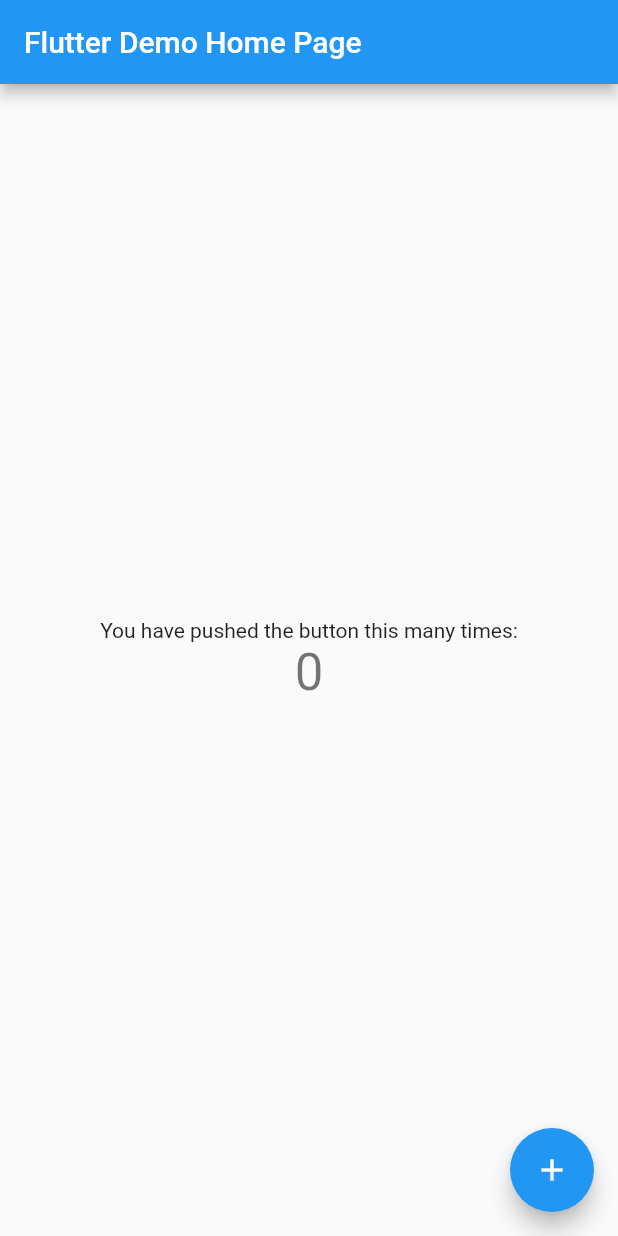
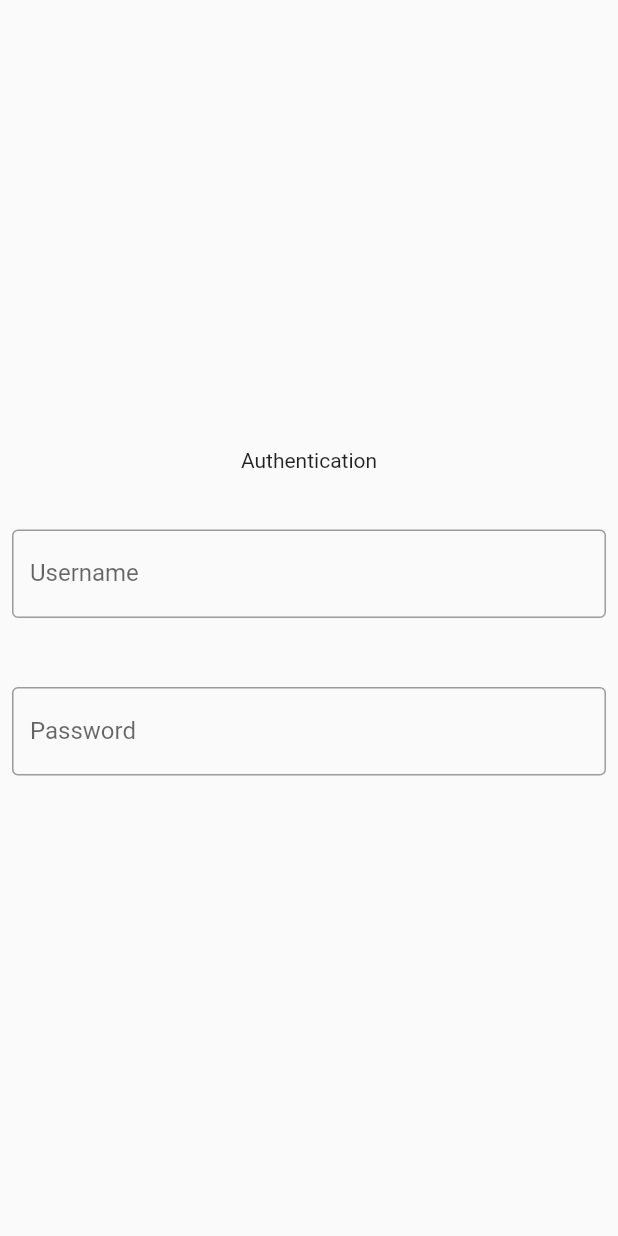
Before and after one commit to diackbuaer/laravel-api-blog, a Flutter app: the screen it shows after launch, on a phone screen of 412 x 824 dp. Run offline on Flutter 3.47's test engine with Material 2 defaults, Android fonts, the phone set to English and light mode, and no system bars.

Commit message:
login page

```diff
--- a/lib/main.dart
+++ b/lib/main.dart
@@ -1,3 +1,4 @@
+import 'package:api_news/views/login_page.dart';
 import 'package:flutter/material.dart';
 
 void main() {
@@ -10,106 +11,10 @@ class MyApp extends StatelessWidget {
   // This widget is the root of your application.
   @override
   Widget build(BuildContext context) {
-    return MaterialApp(
-      title: 'Flutter Demo',
-      theme: ThemeData(
-        // This is the theme of your application.
-        //
-        // Try running your application with "flutter run". You'll see the
-        // application has a blue toolbar. Then, without quitting the app, try
-        // changing the primarySwatch below to Colors.green and then invoke
-        // "hot reload" (press "r" in the console where you ran "flutter run",
-        // or simply save your changes to "hot reload" in a Flutter IDE).
-        // Notice that the counter didn't reset back to zero; the application
-        // is not restarted.
-        primarySwatch: Colors.blue,
-      ),
-      home: const MyHomePage(title: 'Flutter Demo Home Page'),
+    return const MaterialApp(
+      debugShowCheckedModeBanner: false,
+      title: 'Flutter Forum',
+      home: LoginPage(),
     );
   }
 }
-
-class MyHomePage extends StatefulWidget {
-  const MyHomePage({super.key, required this.title});
-
-  // This widget is the home page of your application. It is stateful, meaning
-  // that it has a State object (defined below) that contains fields that affect
-  // how it looks.
-
-  // This class is the configuration for the state. It holds the values (in this
-  // case the title) provided by the parent (in this case the App widget) and
-  // used by the build method of the State. Fields in a Widget subclass are
-  // always marked "final".
-
-  final String title;
-
-  @override
-  State<MyHomePage> createState() => _MyHomePageState();
-}
-
-class _MyHomePageState extends State<MyHomePage> {
-  int _counter = 0;
-
-  void _incrementCounter() {
-    setState(() {
-      // This call to setState tells the Flutter framework that something has
-      // changed in this State, which causes it to rerun the build method below
-      // so that the display can reflect the updated values. If we changed
-      // _counter without calling setState(), then the build method would not be
-      // called again, and so nothing would appear to happen.
-      _counter++;
-    });
-  }
-
-  @override
-  Widget build(BuildContext context) {
-    // This method is rerun every time setState is called, for instance as done
-    // by the _incrementCounter method above.
-    //
-    // The Flutter framework has been optimized to make rerunning build methods
-    // fast, so that you can just rebuild anything that needs updating rather
-    // than having to individually change instances of widgets.
-    return Scaffold(
-      appBar: AppBar(
-        // Here we take the value from the MyHomePage object that was created by
-        // the App.build method, and use it to set our appbar title.
-        title: Text(widget.title),
-      ),
-      body: Center(
-        // Center is a layout widget. It takes a single child and positions it
-        // in the middle of the parent.
-        child: Column(
-          // Column is also a layout widget. It takes a list of children and
-          // arranges them vertically. By default, it sizes itself to fit its
-          // children horizontally, and tries to be as tall as its parent.
-          //
-          // Invoke "debug painting" (press "p" in the console, choose the
-          // "Toggle Debug Paint" action from the Flutter Inspector in Android
-          // Studio, or the "Toggle Debug Paint" command in Visual Studio Code)
-          // to see the wireframe for each widget.
-          //
-          // Column has various properties to control how it sizes itself and
-          // how it positions its children. Here we use mainAxisAlignment to
-          // center the children vertically; the main axis here is the vertical
-          // axis because Columns are vertical (the cross axis would be
-          // horizontal).
-          mainAxisAlignment: MainAxisAlignment.center,
-          children: <Widget>[
-            const Text(
-              'You have pushed the button this many times:',
-            ),
-            Text(
-              '$_counter',
-              style: Theme.of(context).textTheme.headline4,
-            ),
-          ],
-        ),
-      ),
-      floatingActionButton: FloatingActionButton(
-        onPressed: _incrementCounter,
-        tooltip: 'Increment',
-        child: const Icon(Icons.add),
-      ), // This trailing comma makes auto-formatting nicer for build methods.
-    );
-  }
-}
--- /dev/null
+++ b/lib/views/login_page.dart
@@ -0,0 +1,43 @@
+import 'package:api_news/views/widgets/input_widget.dart';
+import 'package:flutter/material.dart';
+
+class LoginPage extends StatefulWidget {
+  const LoginPage({super.key});
+
+  @override
+  State<LoginPage> createState() => _LoginPageState();
+}
+
+class _LoginPageState extends State<LoginPage> {
+  final TextEditingController _usernameController = TextEditingController();
+  final TextEditingController _passwordController = TextEditingController();
+  @override
+  Widget build(BuildContext context) {
+    return Scaffold(
+      body: Center(
+        child: Column(
+          mainAxisAlignment: MainAxisAlignment.center,
+          children: [
+            const Text('Authentication'),
+            const SizedBox(
+              height: 30,
+            ),
+             InputWidget(
+              label: 'Username',
+              controller: _usernameController,
+              obscureText: false,
+            ),
+            const SizedBox(
+              height: 30,
+            ),
+             InputWidget(
+              label: 'Password',
+              controller: _passwordController,
+              obscureText: false,
+            ),
+          ],
+        ),
+      ),
+    );
+  }
+}
--- /dev/null
+++ b/lib/views/widgets/input_widget.dart
@@ -0,0 +1,28 @@
+import 'package:flutter/material.dart';
+
+class InputWidget extends StatelessWidget {
+  const InputWidget({
+    Key? key, required this.label, required this.controller, required this.obscureText,
+  }) : super(key: key);
+  final String label;
+  final TextEditingController controller;
+  final bool obscureText;
+
+  @override
+  Widget build(BuildContext context) {
+    return Padding(
+      padding: const EdgeInsets.all(8.0),
+      child: Container(
+        width: double.infinity,
+        child: TextField(
+          obscureText: obscureText,
+          controller: controller,
+          decoration: InputDecoration(
+            border: OutlineInputBorder(),
+            labelText: label,
+          ),
+        ),
+      ),
+    );
+  }
+}
```
